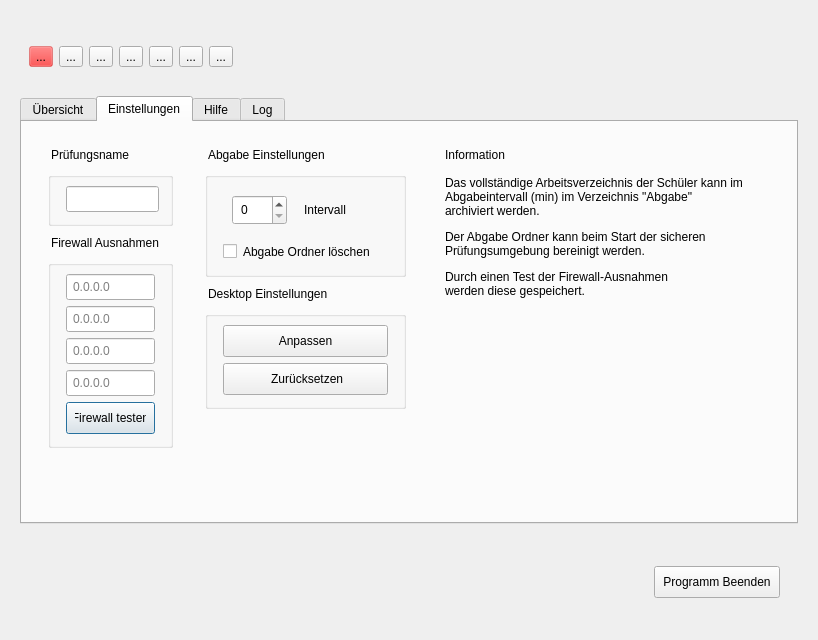
First picture: the form in server/server.ui, repository valueerrorx/life-exam, before the edit.
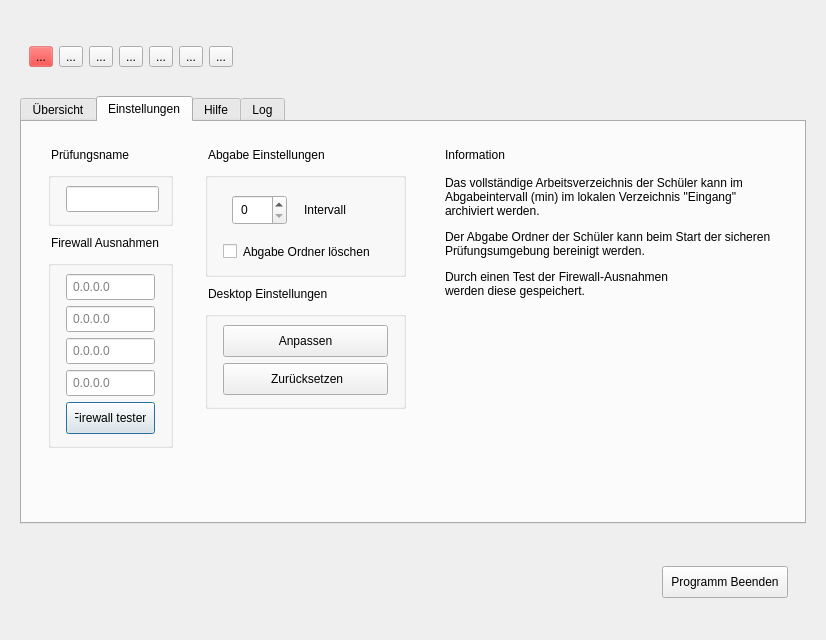
Second picture: the form after the edit. The open tabs and pages were chosen to show the change. Icons and pictures are not drawn.

Diff of the .ui file:
```diff
--- a/server/server.ui
+++ b/server/server.ui
@@ -766,7 +766,7 @@
              <item>
               <widget class="QLabel" name="label">
                <property name="text">
-                <string>&lt;html&gt;&lt;head/&gt;&lt;body&gt;&lt;p&gt;Das vollständige Arbeitsverzeichnis der Schüler kann im &lt;br/&gt;Abgabeintervall (min) im Verzeichnis &amp;quot;Abgabe&amp;quot;&lt;br/&gt;archiviert werden.&lt;/p&gt;&lt;p&gt;Der Abgabe Ordner kann beim Start der sicheren&lt;br/&gt;Prüfungsumgebung bereinigt werden.&lt;/p&gt;&lt;p&gt;Durch einen Test der Firewall-Ausnahmen &lt;br/&gt;werden diese gespeichert.&lt;/p&gt;&lt;p&gt;&lt;br/&gt;&lt;/p&gt;&lt;/body&gt;&lt;/html&gt;</string>
+                <string>&lt;html&gt;&lt;head/&gt;&lt;body&gt;&lt;p&gt;Das vollständige Arbeitsverzeichnis der Schüler kann im &lt;br/&gt;Abgabeintervall (min) im lokalen Verzeichnis &amp;quot;Eingang&amp;quot;&lt;br/&gt;archiviert werden.&lt;/p&gt;&lt;p&gt;Der Abgabe Ordner der Schüler kann beim Start der sicheren&lt;br/&gt;Prüfungsumgebung bereinigt werden.&lt;/p&gt;&lt;p&gt;Durch einen Test der Firewall-Ausnahmen &lt;br/&gt;werden diese gespeichert.&lt;/p&gt;&lt;p&gt;&lt;br/&gt;&lt;/p&gt;&lt;/body&gt;&lt;/html&gt;</string>
                </property>
               </widget>
              </item>
```
Left out of the diff: 4 changed lines with no effect on the pictures.
